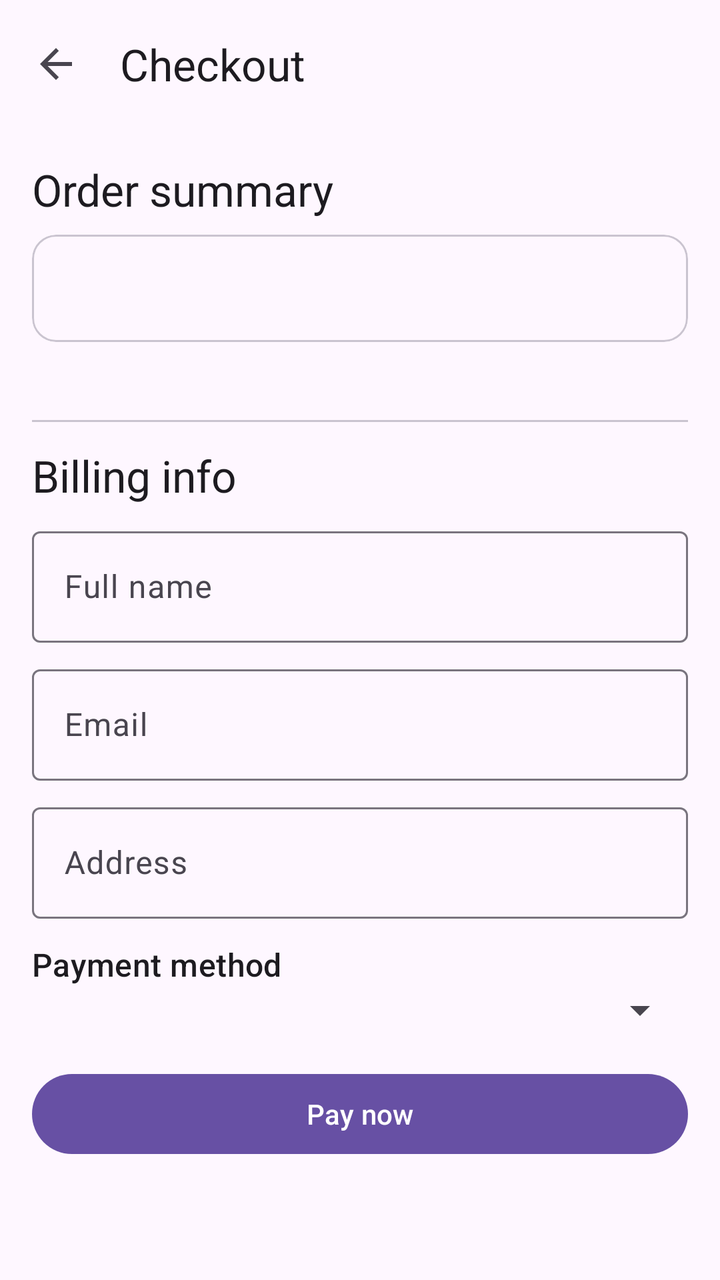
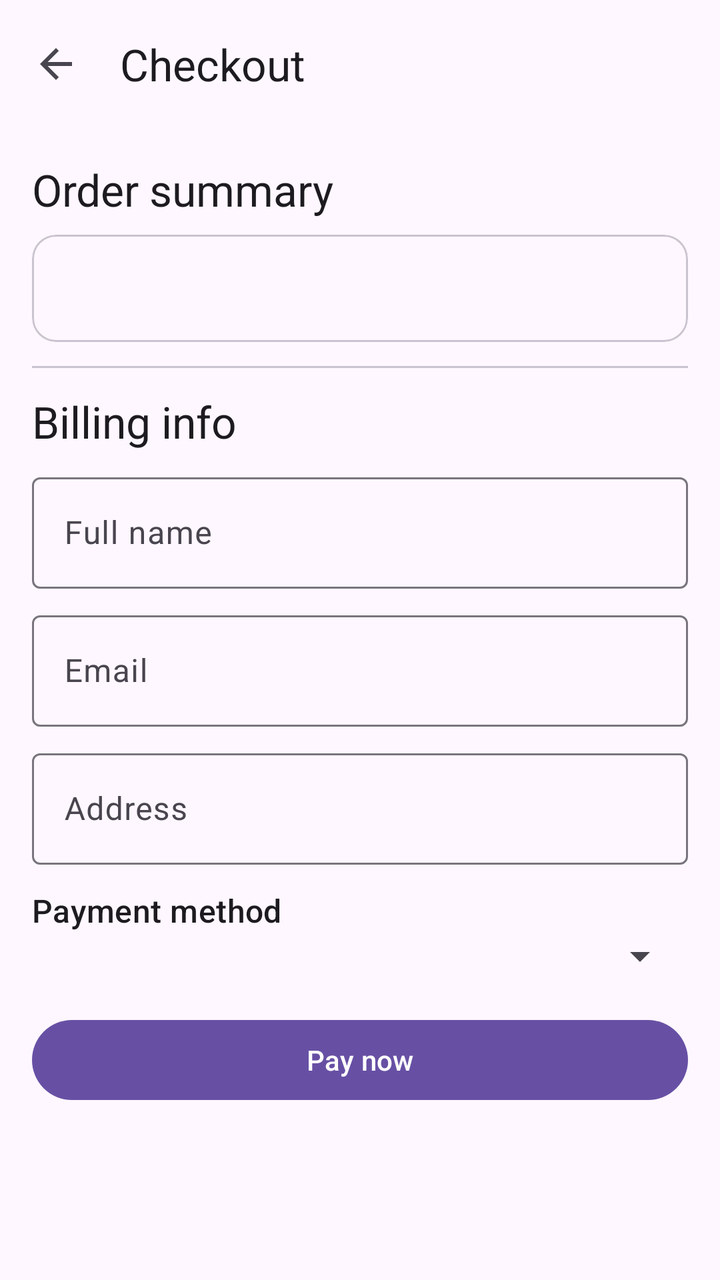

Before-and-after screenshots of an Android layout around one commit, followed by the original layout XML and the change that was made.
<!-- AndroidManifest.xml: application theme Theme.Ticketree -->
<!-- res/layout/activity_checkout.xml -->
<?xml version="1.0" encoding="utf-8"?>
<FrameLayout xmlns:android="http://schemas.android.com/apk/res/android"
    xmlns:app="http://schemas.android.com/apk/res-auto"
    android:layout_width="match_parent"
    android:layout_height="match_parent"
    android:fitsSystemWindows="true">

    <LinearLayout
        android:layout_width="match_parent"
        android:layout_height="match_parent"
        android:orientation="vertical">

        <com.google.android.material.appbar.MaterialToolbar
            android:id="@+id/toolbar"
            android:layout_width="match_parent"
            android:layout_height="?attr/actionBarSize"
            app:navigationIcon="@drawable/ic_back"
            app:title="Checkout" />

        <ScrollView
            android:layout_width="match_parent"
            android:layout_height="0dp"
            android:layout_weight="1">

            <LinearLayout
                android:layout_width="match_parent"
                android:layout_height="wrap_content"
                android:orientation="vertical"
                android:padding="16dp">

                <com.google.android.material.textview.MaterialTextView
                    android:layout_width="match_parent"
                    android:layout_height="wrap_content"
                    android:text="Order summary"
                    android:textAppearance="?attr/textAppearanceTitleLarge" />

                <com.google.android.material.card.MaterialCardView
                    android:layout_width="match_parent"
                    android:layout_height="wrap_content"
                    android:layout_marginTop="8dp">

                    <com.google.android.material.textview.MaterialTextView
                        android:id="@+id/tvSummary"
                        android:layout_width="match_parent"
                        android:layout_height="wrap_content"
                        android:padding="16dp"
                        android:textAppearance="?attr/textAppearanceBodyLarge" />
                </com.google.android.material.card.MaterialCardView>

                <com.google.android.material.textview.MaterialTextView
                    android:id="@+id/tvTimer"
                    android:layout_width="match_parent"
                    android:layout_height="wrap_content"
                    android:layout_marginTop="8dp"
                    android:textColor="?attr/colorError" />

                <com.google.android.material.divider.MaterialDivider
                    android:layout_width="match_parent"
                    android:layout_height="wrap_content"
                    android:layout_marginVertical="12dp" />

                <com.google.android.material.textview.MaterialTextView
                    android:layout_width="match_parent"
                    android:layout_height="wrap_content"
                    android:text="Billing info"
                    android:textAppearance="?attr/textAppearanceTitleLarge" />

                <com.google.android.material.textfield.TextInputLayout
                    style="@style/Widget.Material3.TextInputLayout.OutlinedBox"
                    android:layout_width="match_parent"
                    android:layout_height="wrap_content"
                    android:layout_marginTop="8dp"
                    android:hint="Full name">

                    <com.google.android.material.textfield.TextInputEditText
                        android:id="@+id/etName"
                        android:layout_width="match_parent"
                        android:layout_height="wrap_content"
                        android:inputType="textPersonName" />
                </com.google.android.material.textfield.TextInputLayout>

                <com.google.android.material.textfield.TextInputLayout
                    style="@style/Widget.Material3.TextInputLayout.OutlinedBox"
                    android:layout_width="match_parent"
                    android:layout_height="wrap_content"
                    android:layout_marginTop="8dp"
                    android:hint="Email">

                    <com.google.android.material.textfield.TextInputEditText
                        android:id="@+id/etEmail"
                        android:layout_width="match_parent"
                        android:layout_height="wrap_content"
                        android:inputType="textEmailAddress" />
                </com.google.android.material.textfield.TextInputLayout>

                <com.google.android.material.textfield.TextInputLayout
                    style="@style/Widget.Material3.TextInputLayout.OutlinedBox"
                    android:layout_width="match_parent"
                    android:layout_height="wrap_content"
                    android:layout_marginTop="8dp"
                    android:hint="Address">

                    <com.google.android.material.textfield.TextInputEditText
                        android:id="@+id/etAddress"
                        android:layout_width="match_parent"
                        android:layout_height="wrap_content"
                        android:inputType="textPostalAddress" />
                </com.google.android.material.textfield.TextInputLayout>

                <com.google.android.material.textview.MaterialTextView
                    android:layout_width="match_parent"
                    android:layout_height="wrap_content"
                    android:layout_marginTop="12dp"
                    android:text="Payment method"
                    android:textAppearance="?attr/textAppearanceTitleMedium" />

                <Spinner
                    android:id="@+id/spPayment"
                    android:layout_width="match_parent"
                    android:layout_height="wrap_content" />

                <com.google.android.material.button.MaterialButton
                    android:id="@+id/btnPay"
                    android:layout_width="match_parent"
                    android:layout_height="wrap_content"
                    android:layout_marginTop="16dp"
                    android:text="Pay now" />
            </LinearLayout>
        </ScrollView>
    </LinearLayout>

    <LinearLayout
        android:id="@+id/overlay"
        android:layout_width="match_parent"
        android:layout_height="match_parent"
        android:background="?attr/colorSurface"
        android:clickable="true"
        android:focusable="true"
        android:gravity="center"
        android:orientation="vertical"
        android:visibility="gone">

        <com.google.android.material.progressindicator.CircularProgressIndicator
            android:layout_width="wrap_content"
            android:layout_height="wrap_content"
            android:indeterminate="true"
            app:indicatorSize="72dp" />

        <com.google.android.material.textview.MaterialTextView
            android:layout_width="wrap_content"
            android:layout_height="wrap_content"
            android:layout_marginTop="24dp"
            android:text="Processing payment..."
            android:textAppearance="?attr/textAppearanceTitleLarge" />

        <com.google.android.material.textview.MaterialTextView
            android:layout_width="wrap_content"
            android:layout_height="wrap_content"
            android:layout_marginTop="4dp"
            android:text="Please don't close the app" />
    </LinearLayout>
</FrameLayout>
<!-- resources referenced by this layout -->
<resources>
  <!-- drawable ic_back (drawable) -->
  <vector xmlns:android="http://schemas.android.com/apk/res/android"
      android:width="24dp"
      android:height="24dp"
      android:tint="?attr/colorControlNormal"
      android:viewportWidth="24"
      android:viewportHeight="24">
      <path
          android:fillColor="@android:color/white"
          android:pathData="M20,11H7.83l5.59,-5.59L12,4l-8,8 8,8 1.41,-1.41L7.83,13H20v-2z" />
  </vector>
  <style name="Theme.Ticketree" parent="Base.Theme.Ticketree" />
  <style name="Base.Theme.Ticketree" parent="Theme.Material3.DayNight.NoActionBar">
          
          
      </style>
</resources>

<!-- the commit's change to res/layout/activity_checkout.xml (unified diff, before → after) -->
@@ -52,7 +52,11 @@
                     android:layout_width="match_parent"
                     android:layout_height="wrap_content"
                     android:layout_marginTop="8dp"
-                    android:textColor="?attr/colorError" />
+                    android:background="@drawable/bg_banner"
+                    android:gravity="center"
+                    android:padding="12dp"
+                    android:textAppearance="?attr/textAppearanceTitleMedium"
+                    android:visibility="gone" />
 
                 <com.google.android.material.divider.MaterialDivider
                     android:layout_width="match_parent"
<!-- resource entries referenced after the edit -->
@@ -1,5 +1,10 @@
 <!-- resources referenced by this layout -->
 <resources>
+  <!-- drawable bg_banner (drawable) -->
+  <shape xmlns:android="http://schemas.android.com/apk/res/android" android:shape="rectangle">
+      <solid android:color="#FFFFFF" />
+      <corners android:radius="12dp" />
+  </shape>
   <!-- drawable ic_back (drawable) -->
   <vector xmlns:android="http://schemas.android.com/apk/res/android"
       android:width="24dp"
